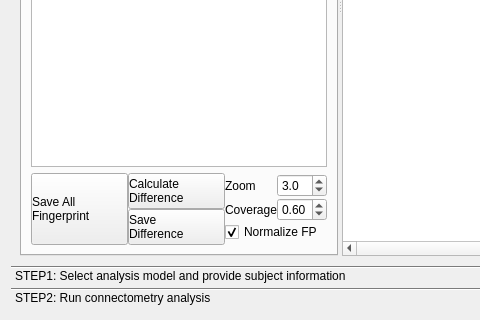
Before: the Qt Designer form tracking/vbc_dialog.ui in frankyeh/DSI-Studio, drawn with Qt 5; both pictures show x 0 to 480 and y 293 to 613 of the 646 by 613 pixel window.
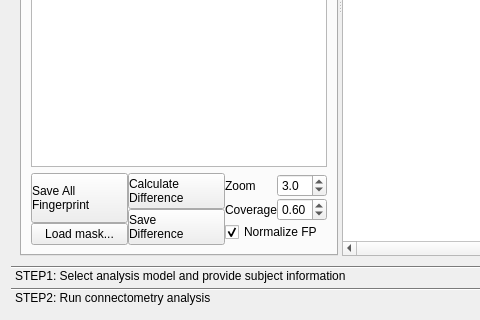
After: the same form once the commit is applied. Icons and pictures are not drawn. Custom widgets are drawn as their Qt base class.

Commit message: [ana] mask for fp

```diff
--- a/tracking/vbc_dialog.ui
+++ b/tracking/vbc_dialog.ui
@@ -479,6 +479,17 @@
                      </property>
                     </widget>
                    </item>
+                   <item>
+                    <widget class="QPushButton" name="load_fp_mask">
+                     <property name="text">
+                      <string>Load mask...</string>
+                     </property>
+                     <property name="icon">
+                      <iconset resource="../icons.qrc">
+                       <normaloff>:/icons/icons/open.xpm</normaloff>:/icons/icons/open.xpm</iconset>
+                     </property>
+                    </widget>
+                   </item>
                   </layout>
                  </item>
                  <item>
```
Left out of the diff: 3 changed lines with no effect on the pictures. The commit also changes 8 other files.
